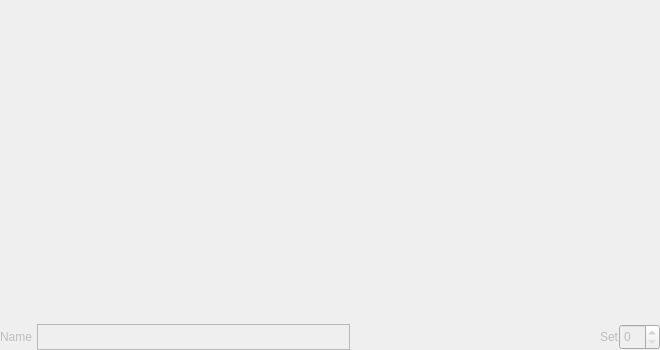
This is seq_qt5/forms/qsliveframe.ui in ahlstromcj/seq66 as Qt 5 draws it before an edit. The edited form follows.
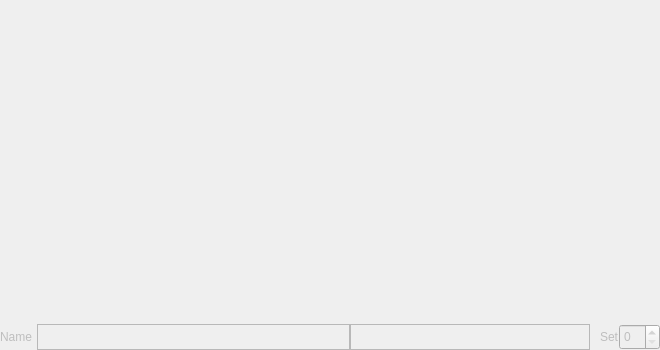
This is the edited form.

Diff of the .ui file:
```diff
--- a/seq_qt5/forms/qsliveframe.ui
+++ b/seq_qt5/forms/qsliveframe.ui
@@ -147,12 +147,32 @@
      </item>
      <item>
       <widget class="QLabel" name="labelPlaylistSong">
+       <property name="enabled">
+        <bool>true</bool>
+       </property>
        <property name="minimumSize">
         <size>
          <width>240</width>
          <height>0</height>
         </size>
        </property>
+       <property name="font">
+        <font>
+         <weight>75</weight>
+         <italic>true</italic>
+         <bold>true</bold>
+        </font>
+       </property>
+       <property name="toolTip">
+        <string>Name of the current playlist/song, or the path to the current
+song.</string>
+       </property>
+       <property name="frameShape">
+        <enum>QFrame::StyledPanel</enum>
+       </property>
+       <property name="frameShadow">
+        <enum>QFrame::Sunken</enum>
+       </property>
        <property name="text">
         <string/>
        </property>
```
